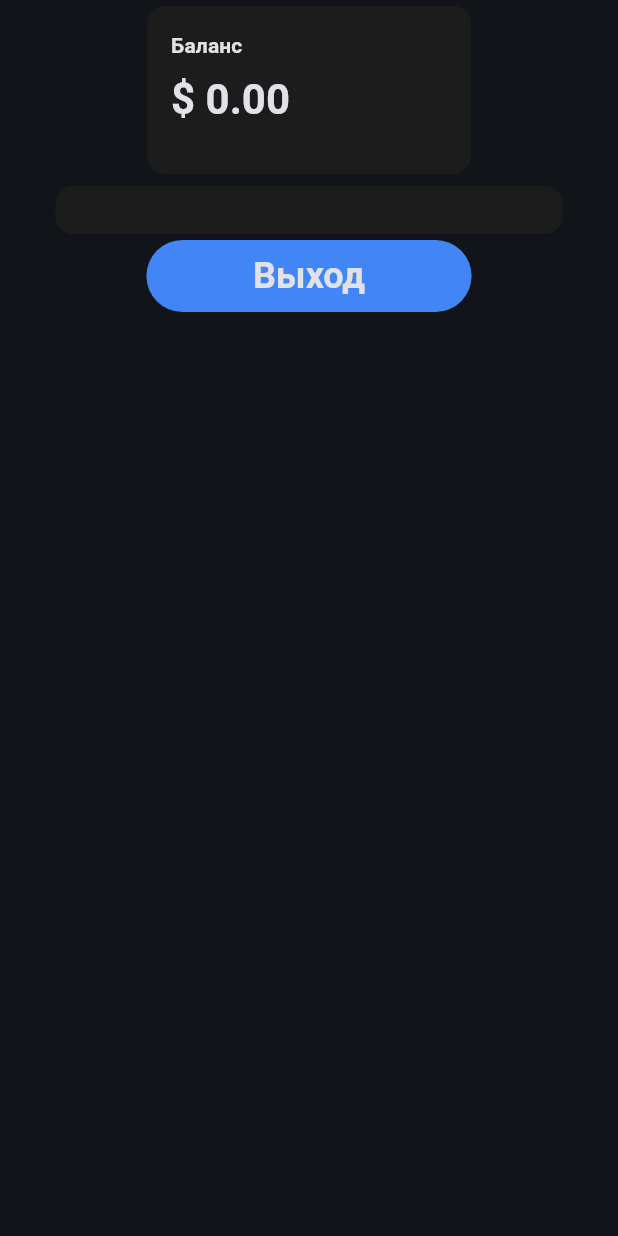
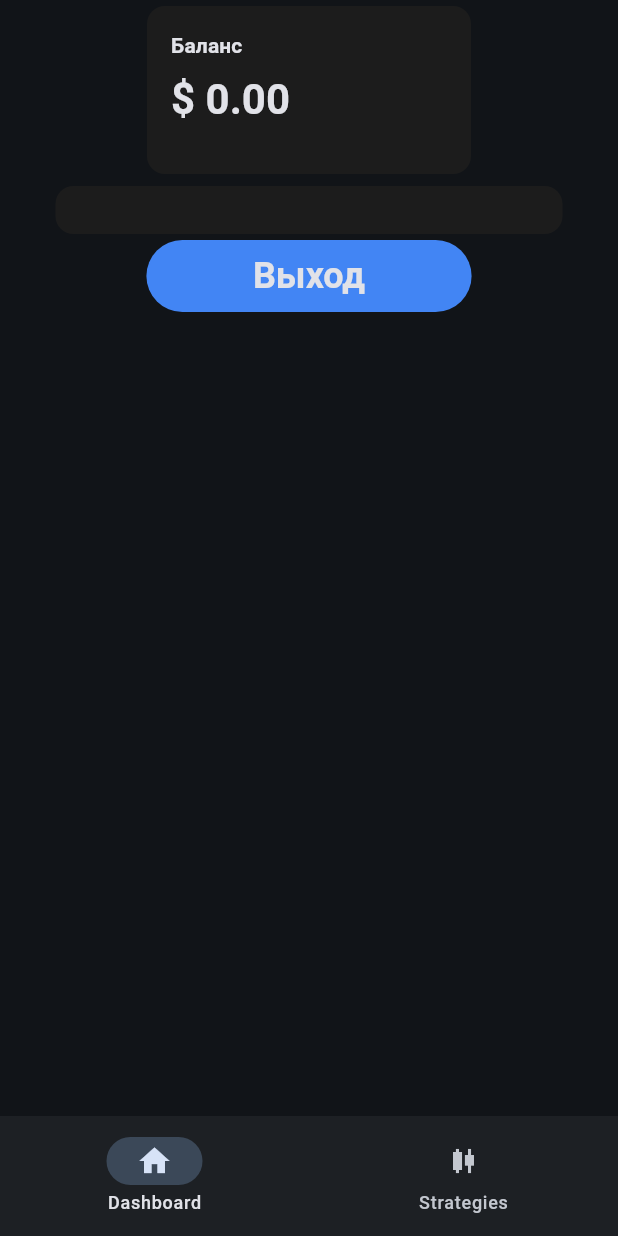
Before and after one commit to marketsmasher/client, a Flutter app: the DashboardScreen screen opened directly, on a phone screen of 412 x 824 dp. Run offline on Flutter 3.47's test engine with Material 3 defaults, Android fonts, the light colour scheme and no system bars; our stand-ins replace dio, flutter_secure_storage, go_router; accounts and stored records are empty; network calls fail.

Commit message:
feat: add navbar & strategies screen

```diff
--- /dev/null
+++ b/lib/data/services/strategies_service.dart
@@ -0,0 +1,6 @@
+import 'package:client/data/models/strategies_dtos.dart';
+
+import '../services/api_client.dart';
+
+class StrategiesService {
+}
--- a/lib/routing/router.dart
+++ b/lib/routing/router.dart
@@ -1,4 +1,5 @@
 import 'package:client/data/services/auth_service.dart';
+import 'package:client/ui/strategies/widgets/strategies_screen.dart';
 import 'package:go_router/go_router.dart';
 
 import '../ui/auth/widgets/login_screen.dart';
@@ -10,17 +11,17 @@ GoRouter createRouter(AuthService authService) {
     refreshListenable: authService,
     redirect: (context, state) {
       final loggedIn = authService.loggedIn;
-      final goingToSignupLocations = ['/', '/signup'];
-      final goingToSignup = goingToSignupLocations.contains(state.matchedLocation);
-      if (!loggedIn && !goingToSignup) return '/';
-      if (loggedIn) return '/dashboard';
+      final goingToLoginLocations = ['/', '/signup'];
+      final goingToLogin = goingToLoginLocations.contains(state.matchedLocation);
+      if (!loggedIn && !goingToLogin) return '/';
+      if (goingToLogin && loggedIn) return '/dashboard';
       return null;
     },
     routes: [
       GoRoute(path: '/', builder: (context, state) => LoginScreenWrapper()),
       GoRoute(path: '/signup', builder: (context, state) => SignupScreenWrapper()),
-      GoRoute(
-          path: '/dashboard', builder: (context, state) => DashboardScreenWrapper()),
+      GoRoute(path: '/dashboard', builder: (context, state) => DashboardScreenWrapper()),
+      GoRoute(path: '/strategies', builder: (context, state) => StrategiesScreenWrapper()),
     ],
   );
 }
--- /dev/null
+++ b/lib/ui/core/ui/navigation_widget.dart
@@ -0,0 +1,43 @@
+import 'package:flutter/material.dart';
+import 'package:go_router/go_router.dart';
+
+class Navigation extends StatelessWidget {
+  const Navigation({super.key});
+
+  @override
+  Widget build(BuildContext context) {
+    final String location = GoRouterState.of(context).uri.toString();
+
+    return NavigationBar(
+      selectedIndex: _getSelectedIndex(location),
+      onDestinationSelected: (index) => _onItemTapped(index, context),
+      destinations: const [
+        NavigationDestination(
+          icon: Icon(Icons.home),
+          label: 'Dashboard',
+        ),
+        NavigationDestination(
+          icon: Icon(Icons.candlestick_chart),
+          label: 'Strategies',
+        ),
+      ],
+    );
+  }
+
+  int _getSelectedIndex(String location) {
+    if (location.startsWith('/dashboard')) return 0;
+    if (location.startsWith('/strategies')) return 1;
+    return 0;
+  }
+
+  void _onItemTapped(int index, BuildContext context) {
+    switch (index) {
+      case 0:
+        context.go('/dashboard');
+        break;
+      case 1:
+        context.go('/strategies');
+        break;
+    }
+  }
+}
--- a/lib/ui/dashboard/widgets/dashboard_screen.dart
+++ b/lib/ui/dashboard/widgets/dashboard_screen.dart
@@ -2,6 +2,7 @@ import 'package:flutter/material.dart';
 import '../view_models/dashboard_model.dart';
 import 'package:provider/provider.dart';
 import '../../../data/services/auth_service.dart';
+import '../../core/ui/navigation_widget.dart';
 
 class DashboardScreenWrapper extends StatelessWidget {
   const DashboardScreenWrapper({super.key});
@@ -30,6 +31,7 @@ class _DashboardScreenState extends State<DashboardScreen> {
   @override
   Widget build(BuildContext context) {
     return Scaffold(
+      bottomNavigationBar: Navigation(),
       body: SafeArea(
         child: Padding(
             padding: const EdgeInsets.symmetric(horizontal: 33),
--- /dev/null
+++ b/lib/ui/strategies/view_models/strategies_model.dart
@@ -0,0 +1,15 @@
+import '../../../data/services/strategies_service.dart';
+import '../../../data/services/auth_service.dart';
+
+final strategiesService = StrategiesService();
+
+class StrategiesModel {
+  final AuthService authService;
+
+  StrategiesModel({required this.authService});
+
+  Future<Map<String, dynamic>> get strategies async {
+    final strategies = await strategiesService.getStrategiesList();
+    return strategies;
+  }
+}
```
Also changed, not shown: lib/ui/strategies/widgets/strategies_screen.dart (added, +36 -0 lines).
